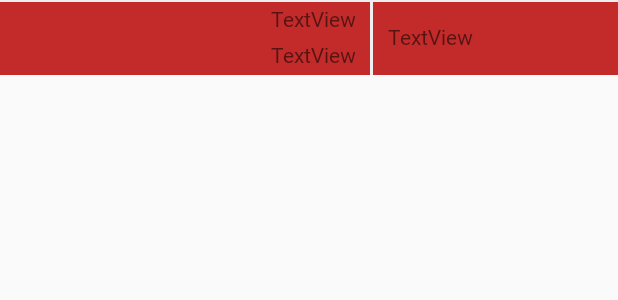
After one commit to minsoon025/horsebit, an Android app: the layout order_item.xml on its own in the app's theme, with its tools: preview values and no code run, on a phone screen of 412 x 824 dp. The commit adds this screen. Shown: the top 300 px of the screen. Run offline under Robolectric (Android 15) with nearby library versions, the phone set to English and light mode, and no system bars.

Commit message:
[Feat] 주문 페이지 왼쪽 리사이클러뷰 생성

```diff
--- a/frontend/app/src/main/java/com/a406/horsebit/DataModels.kt
+++ b/frontend/app/src/main/java/com/a406/horsebit/DataModels.kt
@@ -9,3 +9,9 @@ data class AssetItem(
     val yesterdayPrice: Double,
     val transactionPrice: Double,
 )
+
+data class Order(
+    val price: Long,
+    val volume: Long,
+    val trend: Double,
+)
--- a/frontend/app/src/main/res/layout/fragment_stock_order.xml
+++ b/frontend/app/src/main/res/layout/fragment_stock_order.xml
@@ -12,6 +12,7 @@
         android:weightSum="10">
 
         <androidx.recyclerview.widget.RecyclerView
+            android:id="@+id/rv_Order"
             android:layout_width="0dp"
             android:layout_height="match_parent"
             android:layout_weight="4">
--- /dev/null
+++ b/frontend/app/src/main/res/layout/order_item.xml
@@ -0,0 +1,96 @@
+<?xml version="1.0" encoding="utf-8"?>
+<androidx.constraintlayout.widget.ConstraintLayout xmlns:android="http://schemas.android.com/apk/res/android"
+    xmlns:app="http://schemas.android.com/apk/res-auto"
+    xmlns:tools="http://schemas.android.com/tools"
+    android:layout_width="match_parent"
+    android:layout_height="wrap_content">
+
+    <LinearLayout
+        android:id="@+id/llv_OrderBack"
+        android:layout_width="match_parent"
+        android:layout_height="50dp"
+        android:background="#C32B2B"
+        android:orientation="vertical"
+        app:layout_constraintEnd_toEndOf="parent"
+        app:layout_constraintStart_toStartOf="parent"
+        app:layout_constraintTop_toTopOf="parent">
+
+        <View
+            android:id="@+id/v_TopLine"
+            android:layout_width="match_parent"
+            android:layout_height="1dp"
+            android:background="#EFEFEF" />
+
+        <LinearLayout
+            android:id="@+id/llh_OrderItem"
+            android:layout_width="match_parent"
+            android:layout_height="match_parent"
+            android:orientation="horizontal"
+            android:weightSum="200">
+
+            <LinearLayout
+                android:id="@+id/llv_LeftText"
+                android:layout_width="0dp"
+                android:layout_height="match_parent"
+                android:layout_weight="115"
+                android:orientation="vertical"
+                android:weightSum="2">
+
+                <TextView
+                    android:id="@+id/tv_Price"
+                    android:layout_width="match_parent"
+                    android:layout_height="0dp"
+                    android:layout_weight="1"
+                    android:fontFamily="@font/line_seed_kr_rg"
+                    android:gravity="right|center_vertical"
+                    android:includeFontPadding="false"
+                    android:text="TextView" />
+
+                <TextView
+                    android:id="@+id/tv_Trend"
+                    android:layout_width="match_parent"
+                    android:layout_height="0dp"
+                    android:layout_weight="1"
+                    android:fontFamily="@font/line_seed_kr_rg"
+                    android:gravity="right|center_vertical"
+                    android:includeFontPadding="false"
+                    android:text="TextView" />
+            </LinearLayout>
+
+            <Space
+                android:layout_width="wrap_content"
+                android:layout_height="wrap_content"
+                android:layout_weight="5" />
+
+            <View
+                android:id="@+id/v_buttomLine3"
+                android:layout_width="0dp"
+                android:layout_height="match_parent"
+                android:layout_weight="1"
+                android:background="#EFEFEF" />
+
+            <Space
+                android:layout_width="wrap_content"
+                android:layout_height="wrap_content"
+                android:layout_weight="5" />
+
+            <TextView
+                android:id="@+id/tv_Volume"
+                android:layout_width="0dp"
+                android:layout_height="match_parent"
+                android:layout_weight="74"
+                android:fontFamily="@font/line_seed_kr_rg"
+                android:gravity="center_vertical"
+                android:includeFontPadding="false"
+                android:text="TextView" />
+
+        </LinearLayout>
+
+        <View
+            android:id="@+id/v_buttomLine"
+            android:layout_width="match_parent"
+            android:layout_height="1dp"
+            android:background="#EFEFEF" />
+    </LinearLayout>
+
+</androidx.constraintlayout.widget.ConstraintLayout>
--- a/frontend/app/src/main/res/values/colors.xml
+++ b/frontend/app/src/main/res/values/colors.xml
@@ -8,4 +8,6 @@
     <color name="blue">#FF0038FF</color>
     <color name="main_color">#FF4C9FC1</color>
     <color name="gray">#FFD9D9D9</color>
+    <color name="order_back_blue">#FFC8E1EC</color>
+    <color name="order_back_red">#FFECC8C8</color>
 </resources>
```
Also changed, not shown: frontend/app/src/main/java/com/a406/horsebit/AssetTableItemAdapter.kt (+1 -6 lines), frontend/app/src/main/java/com/a406/horsebit/HomeFragment.kt (+18 -18 lines), frontend/app/src/main/java/com/a406/horsebit/OrderItemAdapter.kt (added, +45 -0 lines), frontend/app/src/main/java/com/a406/horsebit/StockOrderFragment.kt (+33 -0 lines).
